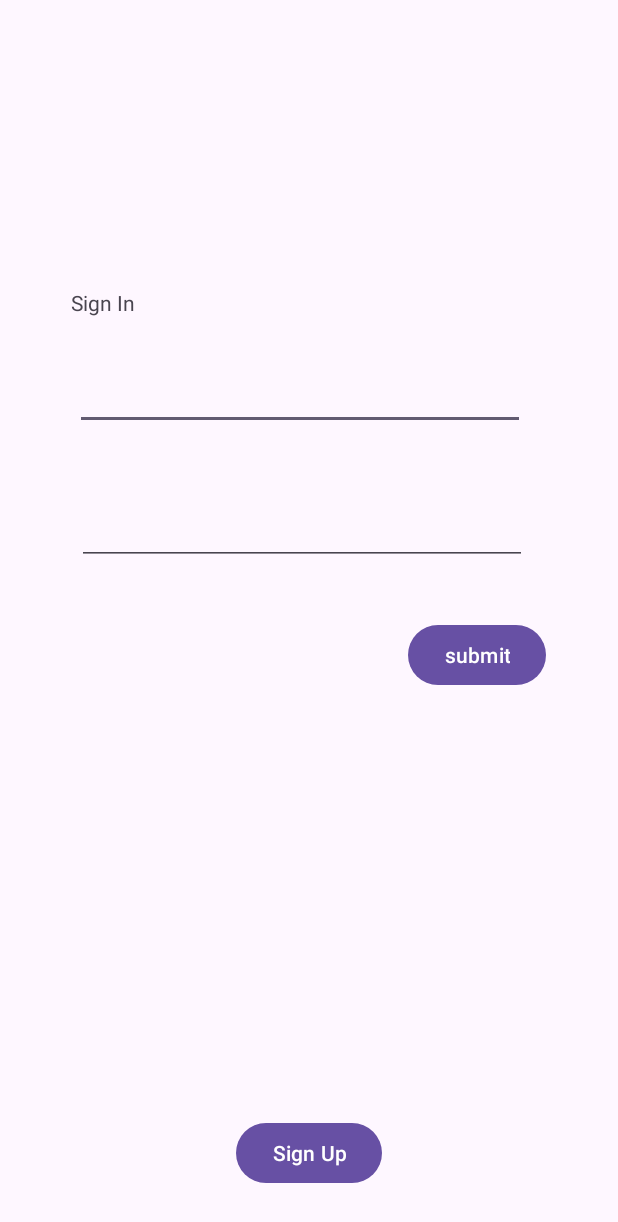
After one commit to sarahlauras/nmp, an Android app: the IntroActivity screen opened directly, with no data from a screen before it, on a phone screen of 412 x 824 dp. The commit adds this screen. Shown: the top 1222 px of the screen. Run offline under Robolectric (Android 15) with nearby library versions, the phone set to English and light mode, and no system bars.

Commit message:
silahkan diedit

```diff
--- a/app/build.gradle.kts
+++ b/app/build.gradle.kts
@@ -1,6 +1,7 @@
 plugins {
     alias(libs.plugins.android.application)
     alias(libs.plugins.jetbrains.kotlin.android)
+    id("kotlin-parcelize")
 }
 
 android {
@@ -49,4 +50,5 @@ dependencies {
     testImplementation(libs.junit)
     androidTestImplementation(libs.androidx.junit)
     androidTestImplementation(libs.androidx.espresso.core)
+    implementation("androidx.viewpager2:viewpager2:1.0.0")
 }
--- a/app/src/main/AndroidManifest.xml
+++ b/app/src/main/AndroidManifest.xml
@@ -12,6 +12,9 @@
         android:supportsRtl="true"
         android:theme="@style/Theme.Mantapluarbiasa"
         tools:targetApi="31">
+        <activity
+            android:name=".IntroActivity"
+            android:exported="false" />
         <activity
             android:name=".MemberActivity"
             android:exported="false" />
--- /dev/null
+++ b/app/src/main/java/com/mlbdev/mantapluarbiasa/IntroActivity.kt
@@ -0,0 +1,23 @@
+package com.mlbdev.mantapluarbiasa
+
+import android.os.Bundle
+import androidx.activity.enableEdgeToEdge
+import androidx.appcompat.app.AppCompatActivity
+import androidx.core.view.ViewCompat
+import androidx.core.view.WindowInsetsCompat
+import com.mlbdev.mantapluarbiasa.databinding.ActivityIntroBinding
+
+class IntroActivity : AppCompatActivity() {
+    private lateinit var binding: ActivityIntroBinding
+
+    override fun onCreate(savedInstanceState: Bundle?) {
+        super.onCreate(savedInstanceState)
+        enableEdgeToEdge()
+        setContentView(R.layout.activity_intro)
+        ViewCompat.setOnApplyWindowInsetsListener(findViewById(R.id.main)) { v, insets ->
+            val systemBars = insets.getInsets(WindowInsetsCompat.Type.systemBars())
+            v.setPadding(systemBars.left, systemBars.top, systemBars.right, systemBars.bottom)
+            insets
+        }
+    }
+}
--- a/app/src/main/java/com/mlbdev/mantapluarbiasa/OurScheduleData.kt
+++ b/app/src/main/java/com/mlbdev/mantapluarbiasa/OurScheduleData.kt
@@ -1,7 +1,7 @@
 package com.mlbdev.mantapluarbiasa
 
 object OurScheduleData {
-    var scheduleData = arrayOf(
+    var scheduleData:ArrayList<OurScheduleBank> = arrayListOf(
         OurScheduleBank("05 SEP", "Regional Duel", "Valorant", "Team A"),
         OurScheduleBank("10 SEP", "LOL Workshop", "LOL", "Team C"),
         OurScheduleBank("07 OCT", "COD Championship", "COD", "Team A"),
--- /dev/null
+++ b/app/src/main/res/layout/activity_intro.xml
@@ -0,0 +1,73 @@
+<?xml version="1.0" encoding="utf-8"?>
+<androidx.constraintlayout.widget.ConstraintLayout xmlns:android="http://schemas.android.com/apk/res/android"
+    xmlns:app="http://schemas.android.com/apk/res-auto"
+    xmlns:tools="http://schemas.android.com/tools"
+    android:id="@+id/main"
+    android:layout_width="match_parent"
+    android:layout_height="match_parent"
+    tools:context=".IntroActivity">
+
+    <EditText
+        android:id="@+id/username"
+        android:layout_width="300dp"
+        android:layout_height="50dp"
+        android:layout_marginStart="50dp"
+        android:layout_marginTop="25dp"
+        android:layout_marginEnd="150dp"
+        android:ems="10"
+        android:inputType="text"
+        app:layout_constraintEnd_toEndOf="parent"
+        app:layout_constraintHorizontal_bias="0.0"
+        app:layout_constraintStart_toStartOf="parent"
+        app:layout_constraintTop_toBottomOf="@+id/textView" />
+
+    <Button
+        android:id="@+id/btnSubmit"
+        android:layout_width="wrap_content"
+        android:layout_height="wrap_content"
+        android:layout_marginTop="36dp"
+        android:text="submit"
+        app:layout_constraintEnd_toEndOf="parent"
+        app:layout_constraintHorizontal_bias="0.849"
+        app:layout_constraintStart_toStartOf="parent"
+        app:layout_constraintTop_toBottomOf="@+id/password" />
+
+    <EditText
+        android:id="@+id/password"
+        android:layout_width="300dp"
+        android:layout_height="50dp"
+        android:layout_marginStart="50dp"
+        android:layout_marginTop="40dp"
+        android:layout_marginEnd="50dp"
+        android:ems="10"
+        android:inputType="text"
+        app:layout_constraintEnd_toEndOf="parent"
+        app:layout_constraintHorizontal_bias="0.087"
+        app:layout_constraintStart_toStartOf="parent"
+        app:layout_constraintTop_toBottomOf="@+id/username" />
+
+    <Button
+        android:id="@+id/btnSignUp"
+        android:layout_width="wrap_content"
+        android:layout_height="wrap_content"
+        android:layout_marginStart="157dp"
+        android:layout_marginEnd="157dp"
+        android:layout_marginBottom="31dp"
+        android:text="Sign Up"
+        app:layout_constraintBottom_toBottomOf="parent"
+        app:layout_constraintEnd_toEndOf="parent"
+        app:layout_constraintStart_toStartOf="parent" />
+
+    <TextView
+        android:id="@+id/textView"
+        android:layout_width="wrap_content"
+        android:layout_height="wrap_content"
+        android:layout_marginStart="47dp"
+        android:layout_marginTop="192dp"
+        android:layout_marginEnd="322dp"
+        android:text="Sign In"
+        app:layout_constraintEnd_toEndOf="parent"
+        app:layout_constraintStart_toStartOf="parent"
+        app:layout_constraintTop_toTopOf="parent" />
+
+</androidx.constraintlayout.widget.ConstraintLayout>
--- a/app/src/main/res/layout/activity_our_schedule.xml
+++ b/app/src/main/res/layout/activity_our_schedule.xml
@@ -64,11 +64,7 @@
         android:layout_height="0dp"
         app:layout_constraintBottom_toBottomOf="parent"
         app:layout_constraintEnd_toEndOf="parent"
-        app:layout_constraintHorizontal_bias="1.0"
         app:layout_constraintStart_toStartOf="parent"
-        app:layout_constraintTop_toBottomOf="@+id/toolbar"
-        app:layout_constraintVertical_bias="0.0">
-
-    </androidx.recyclerview.widget.RecyclerView>
+        app:layout_constraintTop_toBottomOf="@+id/toolbar" />
 
 </androidx.constraintlayout.widget.ConstraintLayout>
--- a/app/src/main/res/values/strings.xml
+++ b/app/src/main/res/values/strings.xml
@@ -7,7 +7,7 @@
     <string name="lb_schedule">Schedule</string>
     <string name="icon_game">Game</string>
     <string name="icon_people">People</string>
-    <string name ="teams">Teams</string>
+    <string name="teams">Teams</string>
     <string name="icon_calender">Calender</string>
     <string name="nama_kelompok">Mantap Luar Biasa</string>
     <string name="nama_team">ONIQ</string>
@@ -23,4 +23,6 @@
     <string name="event_game">Valorant</string>
     <string name="e_sport_text">E-Sport</string>
     <string name="date">Jakarta-10 AM</string>
+    <!-- TODO: Remove or change this placeholder text -->
+    <string name="hello_blank_fragment">Hello blank fragment</string>
 </resources>
```
Also changed, not shown: app/src/main/java/com/mlbdev/mantapluarbiasa/HomeAdapter.kt (added, +17 -0 lines), app/src/main/java/com/mlbdev/mantapluarbiasa/MainActivity.kt (+22 -17 lines), app/src/main/java/com/mlbdev/mantapluarbiasa/OurScheduleBank.kt (+7 -1 lines), app/src/main/java/com/mlbdev/mantapluarbiasa/OurScheduleFragmentList.kt (added, +37 -0 lines), app/src/main/res/layout/activity_main.xml (+9 -93 lines).
